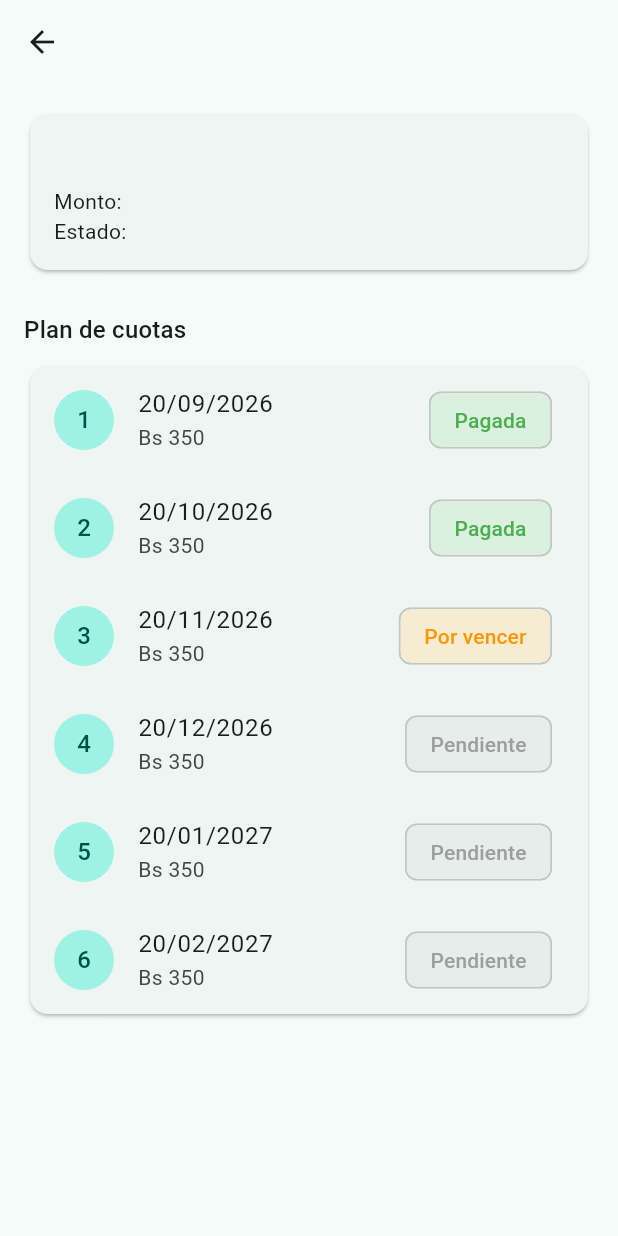
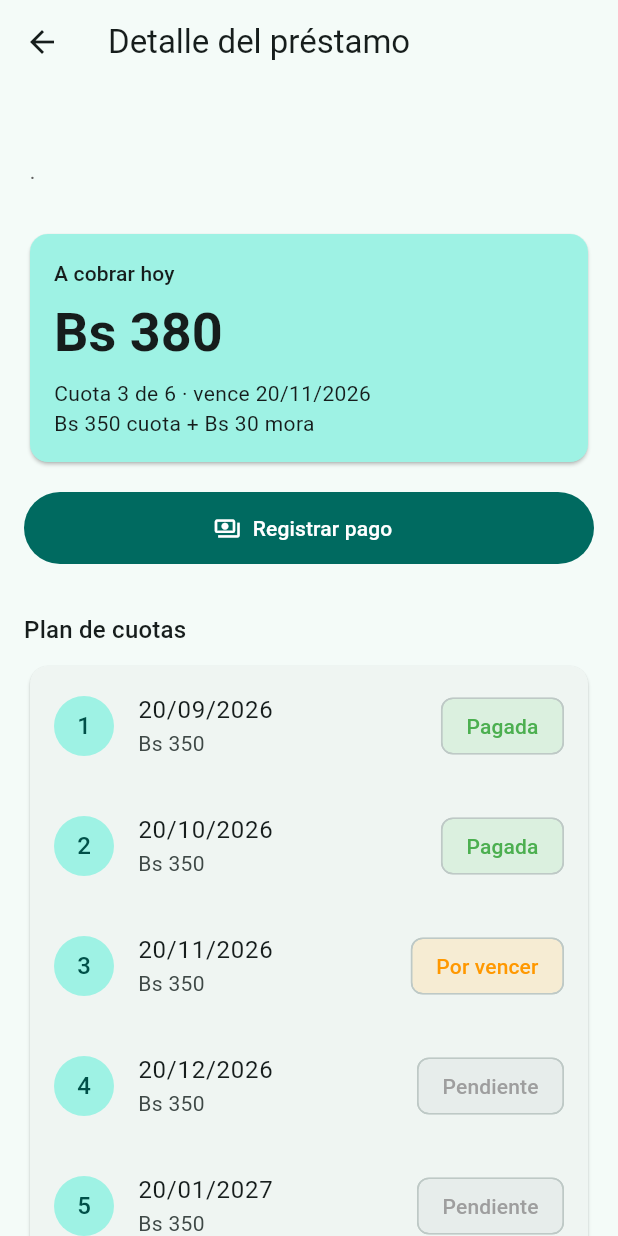
Before and after one commit to NyxM4x/IHC-Gestion_Prestamos, a Flutter app: the DetallePrestamoScreen screen opened directly with empty values, on a phone screen of 412 x 824 dp. Run offline on Flutter 3.47's test engine with Material 3 defaults, Android fonts, the phone set to English and light mode, and no system bars.

Commit message:
Ordené el Detalle del préstamo: monto a cobrar hoy bien visible, botón de pago, escala de 8px y registro de decisiones

```diff
--- a/codigo/lib/screens/prestamos/detalle_prestamo_screen.dart
+++ b/codigo/lib/screens/prestamos/detalle_prestamo_screen.dart
@@ -1,5 +1,6 @@
 import 'package:flutter/material.dart';
 
+import '../../ui/espaciado.dart';
 import 'prestamos_screen.dart';
 
 class _CuotaEjemplo {
@@ -35,41 +36,99 @@ class DetallePrestamoScreen extends StatelessWidget {
     }
   }
 
+  void _registrarPago(BuildContext context) {
+    showDialog(
+      context: context,
+      builder: (_) => AlertDialog(
+        title: const Text('Registrar pago'),
+        content: const Text('Se registrará el cobro de la cuota 3 por Bs 380.'),
+        actions: [
+          TextButton(
+            onPressed: () => Navigator.pop(context),
+            child: const Text('Cancelar'),
+          ),
+          FilledButton(
+            onPressed: () {
+              Navigator.pop(context);
+              ScaffoldMessenger.of(context).showSnackBar(
+                const SnackBar(content: Text('Pago registrado (demo)')),
+              );
+            },
+            child: const Text('Confirmar'),
+          ),
+        ],
+      ),
+    );
+  }
+
   @override
   Widget build(BuildContext context) {
+    final textos = Theme.of(context).textTheme;
+    final colores = Theme.of(context).colorScheme;
+
     return Scaffold(
-      appBar: AppBar(title: Text(prestamo.cliente)),
+      appBar: AppBar(title: const Text('Detalle del préstamo')),
       body: ListView(
-        padding: const EdgeInsets.all(16),
+        padding: const EdgeInsets.all(Espaciado.m),
         children: [
+          Text(prestamo.cliente, style: textos.headlineSmall),
+          const SizedBox(height: Espaciado.xs),
+          Text(
+            '${prestamo.plantilla} · ${prestamo.monto}',
+            style: textos.bodyMedium?.copyWith(color: Colors.grey[700]),
+          ),
+
+          const SizedBox(height: Espaciado.l),
+
           Card(
+            color: colores.primaryContainer,
             child: Padding(
-              padding: const EdgeInsets.all(16),
+              padding: const EdgeInsets.all(Espaciado.m),
               child: Column(
                 crossAxisAlignment: CrossAxisAlignment.start,
                 children: [
+                  Text('A cobrar hoy', style: textos.labelLarge),
+                  const SizedBox(height: Espaciado.s),
                   Text(
-                    prestamo.plantilla,
-                    style: Theme.of(context).textTheme.titleMedium,
+                    'Bs 380',
+                    style: textos.displaySmall?.copyWith(
+                      fontWeight: FontWeight.bold,
+                    ),
                   ),
-                  const SizedBox(height: 8),
-                  Text('Monto: ${prestamo.monto}'),
-                  Text('Estado: ${prestamo.estado}'),
+                  const SizedBox(height: Espaciado.s),
+                  Text(
+                    'Cuota 3 de 6 · vence 20/11/2026\nBs 350 cuota + Bs 30 mora',
+                    style: textos.bodyMedium,
+                  ),
                 ],
               ),
             ),
           ),
-          const SizedBox(height: 24),
-          Text(
-            'Plan de cuotas',
-            style: Theme.of(context).textTheme.titleMedium,
+
+          const SizedBox(height: Espaciado.m),
+
+          SizedBox(
+            height: 48,
+            child: FilledButton.icon(
+              onPressed: () => _registrarPago(context),
+              icon: const Icon(Icons.payments_outlined),
+              label: const Text('Registrar pago'),
+            ),
           ),
-          const SizedBox(height: 8),
+
+          const SizedBox(height: Espaciado.xl),
+
+          Text('Plan de cuotas', style: textos.titleMedium),
+          const SizedBox(height: Espaciado.s),
           Card(
             clipBehavior: Clip.antiAlias,
             child: Column(
               children: _cuotasEjemplo.map((cuota) {
                 return ListTile(
+                  contentPadding: const EdgeInsets.symmetric(
+                    horizontal: Espaciado.m,
+                    vertical: Espaciado.xs,
+                  ),
                   leading: CircleAvatar(child: Text('${cuota.numero}')),
                   title: Text(cuota.fecha),
                   subtitle: Text(cuota.monto),
--- /dev/null
+++ b/codigo/lib/ui/espaciado.dart
@@ -0,0 +1,7 @@
+class Espaciado {
+  static const double xs = 4;
+  static const double s = 8;
+  static const double m = 16;
+  static const double l = 24;
+  static const double xl = 32;
+}
--- a/codigo/pubspec.yaml
+++ b/codigo/pubspec.yaml
@@ -1,4 +1,4 @@
-name: gestion_tramites
+name: gestion_prestamos
 description: Maqueta academica IHC - Gestion de Prestamos privados (UAGRM)
 publish_to: 'none'
 version: 1.0.0+1
```
Also changed, not shown: IHC-Gestion_Tramites_Internos/codigo/gestion_tramites/lib/main.dart (deleted, +0 -204 lines), IHC-Gestion_Tramites_Internos/codigo/gestion_tramites/pubspec.yaml (deleted, +0 -14 lines), IHC-Gestion_Tramites_Internos/codigo/gestion_tramites/pubspec.lock (deleted), 19 other files.
